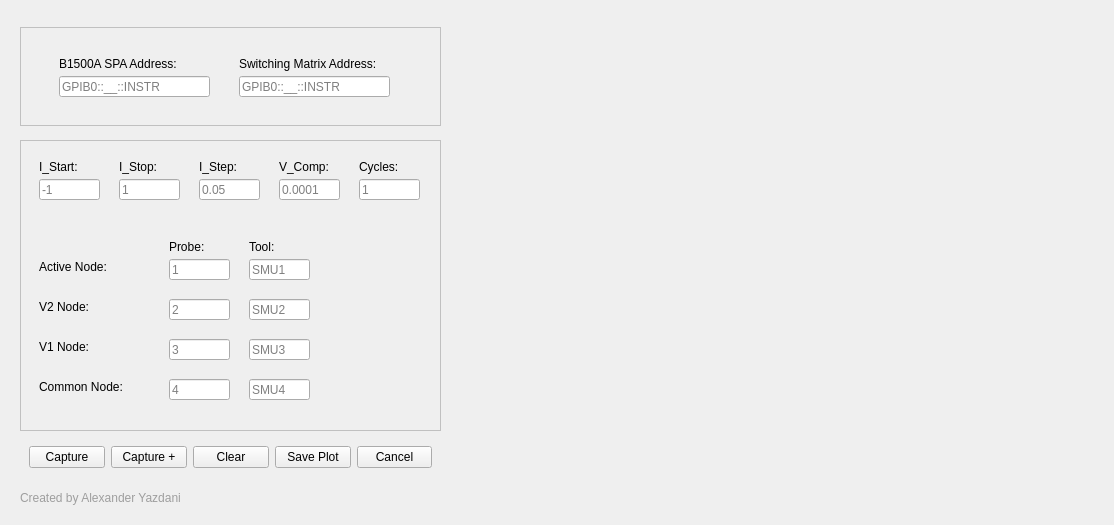
Alexyazdani/GUI_Testing, file DCIV_GUI_4Probe_backend.ui: the form before one commit.
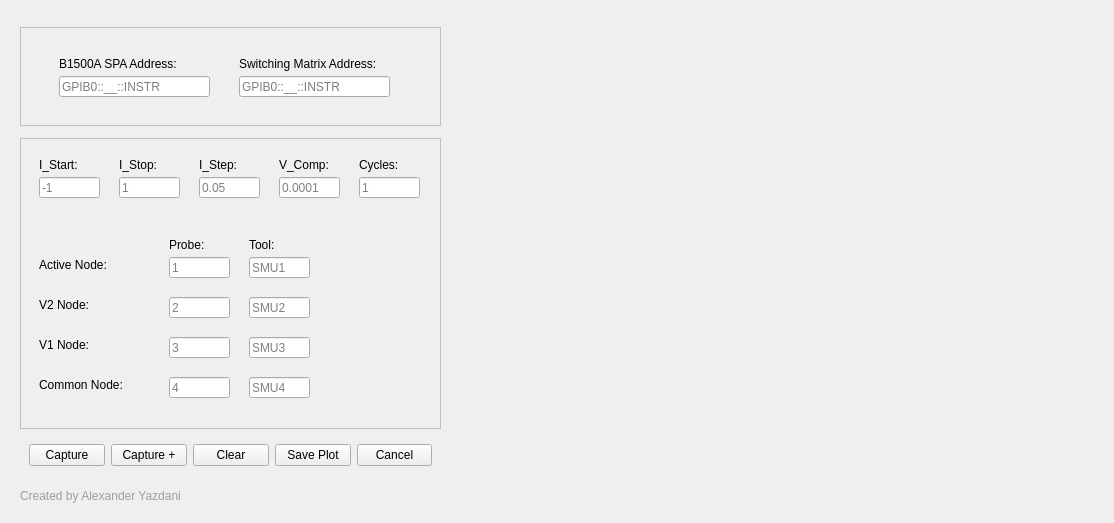
The form after the commit.

```diff
--- a/DCIV_GUI_4Probe_backend.ui
+++ b/DCIV_GUI_4Probe_backend.ui
@@ -7,7 +7,7 @@
     <x>0</x>
     <y>0</y>
     <width>1114</width>
-    <height>525</height>
+    <height>519</height>
    </rect>
   </property>
   <property name="windowTitle">
```
